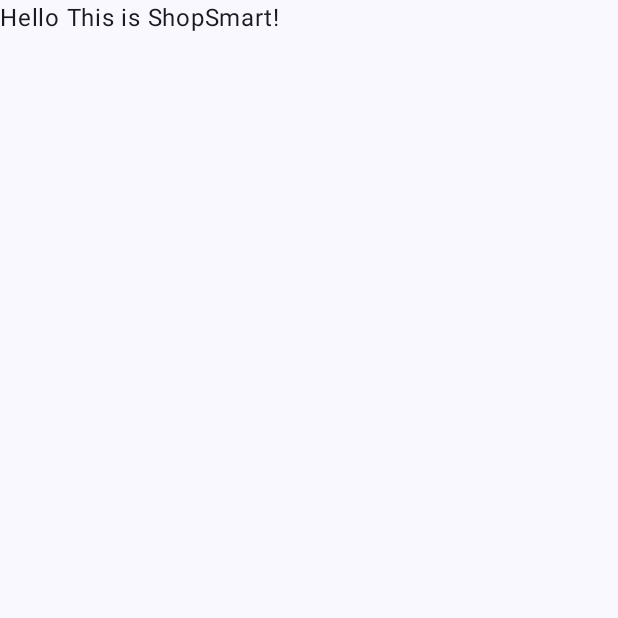
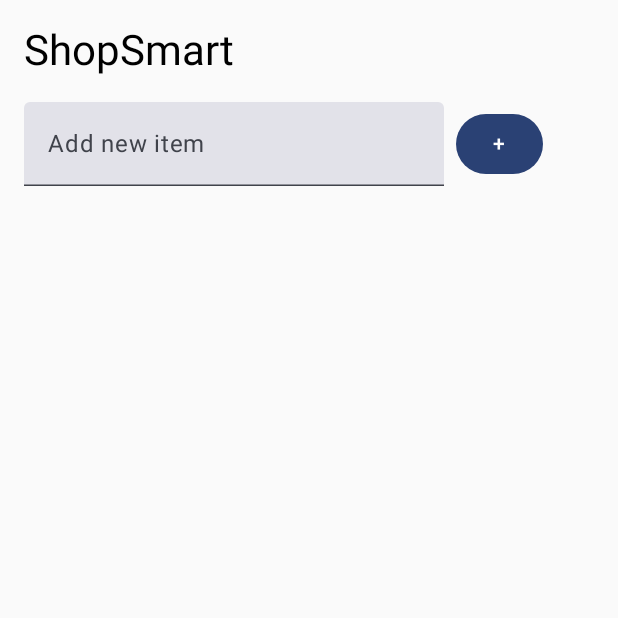
Before and after one commit to yuvrajsinghgmx/ShopSmart, an Android app built with Jetpack Compose: the screen it shows after launch (MainActivity), on a phone screen of 412 x 824 dp, the top half of it. Run offline under Robolectric (Android 15) with nearby library versions, the phone set to English and light mode, and no system bars.

Commit message:
HomeScreen Added

```diff
--- a/app/src/main/java/com/yuvrajsinghgmx/shopsmart/MainActivity.kt
+++ b/app/src/main/java/com/yuvrajsinghgmx/shopsmart/MainActivity.kt
@@ -4,13 +4,7 @@
 import androidx.activity.ComponentActivity
 import androidx.activity.compose.setContent
 import androidx.activity.enableEdgeToEdge
-import androidx.compose.foundation.layout.fillMaxSize
-import androidx.compose.foundation.layout.padding
-import androidx.compose.material3.Scaffold
-import androidx.compose.material3.Text
-import androidx.compose.runtime.Composable
-import androidx.compose.ui.Modifier
-import androidx.compose.ui.tooling.preview.Preview
+import com.yuvrajsinghgmx.shopsmart.screens.HomeScreen
 import com.yuvrajsinghgmx.shopsmart.ui.theme.ShopSmartTheme
 
 class MainActivity : ComponentActivity() {
@@ -19,29 +13,8 @@
         enableEdgeToEdge()
         setContent {
             ShopSmartTheme {
-                Scaffold(modifier = Modifier.fillMaxSize()) { innerPadding ->
-                    Greeting(
-                        name = "This is ShopSmart",
-                        modifier = Modifier.padding(innerPadding)
-                    )
-                }
+                HomeScreen()
             }
         }
     }
 }
-
-@Composable
-fun Greeting(name: String, modifier: Modifier = Modifier) {
-    Text(
-        text = "Hello $name!",
-        modifier = modifier
-    )
-}
-
-@Preview(showBackground = true)
-@Composable
-fun GreetingPreview() {
-    ShopSmartTheme {
-        Greeting("Android")
-    }
-}
--- /dev/null
+++ b/app/src/main/java/com/yuvrajsinghgmx/shopsmart/screens/HomeScreen.kt
@@ -0,0 +1,71 @@
+package com.yuvrajsinghgmx.shopsmart.screens
+
+import androidx.compose.foundation.layout.*
+import androidx.compose.foundation.lazy.LazyColumn
+import androidx.compose.foundation.lazy.items
+import androidx.compose.material.icons.Icons
+import androidx.compose.material.icons.filled.Delete
+import androidx.compose.material3.*
+import androidx.compose.runtime.*
+import androidx.compose.ui.Alignment
+import androidx.compose.ui.Modifier
+import androidx.compose.ui.graphics.Color
+import androidx.compose.ui.text.style.TextDecoration
+import androidx.compose.ui.unit.dp
+
+@Composable
+fun HomeScreen() {
+    var items by remember { mutableStateOf(mutableListOf<String>()) }
+    var newItem by remember { mutableStateOf("") }
+
+    Column(modifier = Modifier.fillMaxSize().padding(16.dp)) {
+        Text(text = "ShopSmart", style = MaterialTheme.typography.headlineMedium)
+
+        Spacer(modifier = Modifier.height(16.dp))
+
+        LazyColumn(modifier = Modifier) {
+            items(items) { item ->
+                var isChecked by remember { mutableStateOf(false) }
+
+                Row(verticalAlignment = Alignment.CenterVertically, modifier = Modifier.fillMaxWidth()) {
+                    Checkbox(
+                        checked = isChecked,
+                        onCheckedChange = { isChecked = it }
+                    )
+                    Text(
+                        text = item,
+                        modifier = Modifier
+                            .padding(start = 8.dp),
+                        color = if (isChecked) Color.Gray else Color.Black,
+                        textDecoration = if (isChecked) TextDecoration.LineThrough else TextDecoration.None
+                    )
+                    IconButton(onClick = {
+                        items.remove(item)
+                    }) {
+                        Icon(Icons.Default.Delete, contentDescription = "Delete")
+                    }
+                }
+            }
+        }
+
+        Row(
+            modifier = Modifier.fillMaxWidth(),
+            verticalAlignment = Alignment.CenterVertically
+        ) {
+            TextField(
+                value = newItem,
+                onValueChange = { newItem = it },
+                placeholder = { Text("Add new item") },
+                modifier = Modifier.padding(end = 8.dp)
+            )
+            Button(onClick = {
+                if (newItem.isNotBlank()) {
+                    items.add(newItem)
+                    newItem = ""
+                }
+            }) {
+                Text("+")
+            }
+        }
+    }
+}
```
